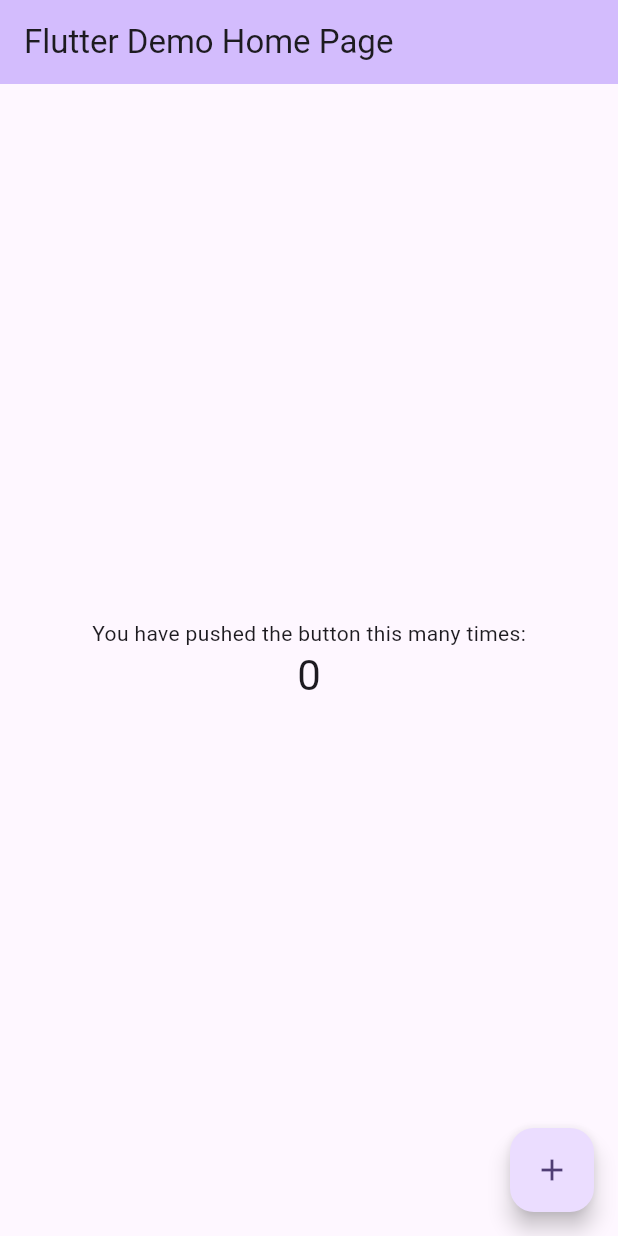
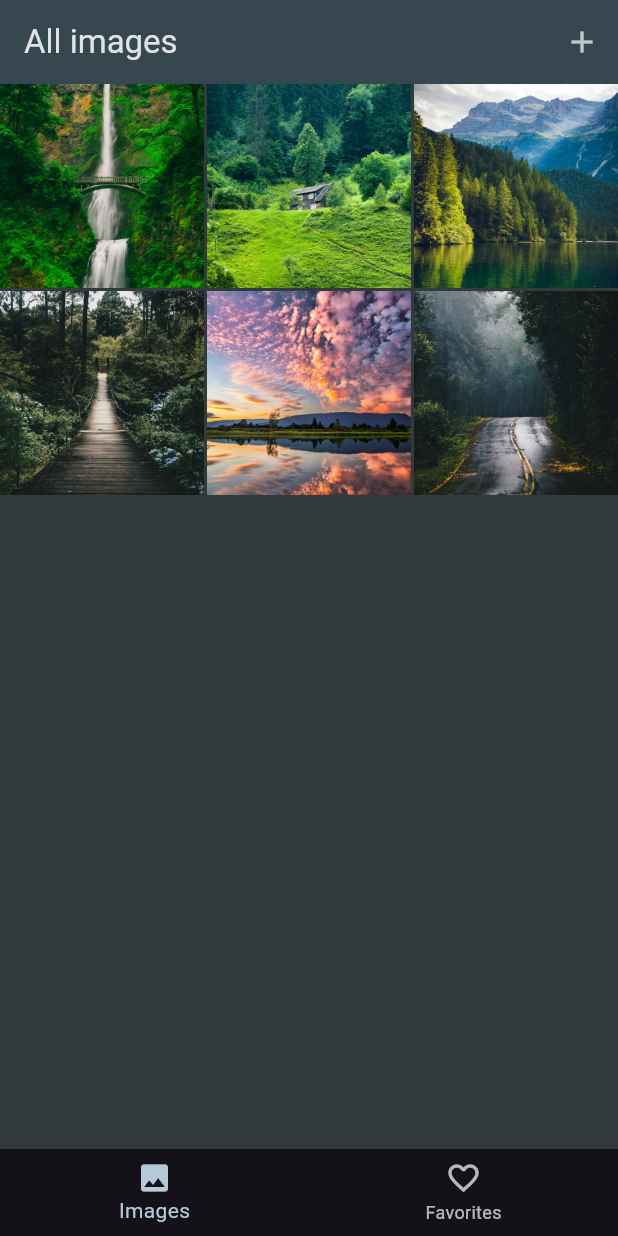
Before and after one commit to sylvix/gallery_flutter_1, a Flutter app: the screen it shows after launch, on a phone screen of 412 x 824 dp. Run offline on Flutter 3.47's test engine with Material 3 defaults, Android fonts, the phone set to English and light mode, and no system bars; our stand-ins replace flutter_riverpod.

Commit message:
Lesson-59

```diff
--- /dev/null
+++ b/lib/data/pictures_data.dart
@@ -0,0 +1,10 @@
+import 'package:gallery/models/picture.dart';
+
+const pictures = [
+  Picture(id: 'bridge', title: 'Bridge', url: 'bridge.jpeg'),
+  Picture(id: 'house', title: 'House', url: 'house.jpeg'),
+  Picture(id: 'lake', title: 'Beautiful Lake', url: 'lake.jpeg'),
+  Picture(id: 'bridge2', title: 'Forest Bridge', url: 'bridge2.jpeg'),
+  Picture(id: 'lake2', title: 'Lake at sunset', url: 'lake2.jpeg'),
+  Picture(id: 'road', title: 'This Road', url: 'road.jpeg'),
+];
--- a/lib/main.dart
+++ b/lib/main.dart
@@ -1,122 +1,25 @@
 import 'package:flutter/material.dart';
+import 'package:flutter_riverpod/flutter_riverpod.dart';
+import 'package:gallery/screens/home_screen.dart';
+
+final theme = ThemeData.dark().copyWith(
+  colorScheme: ColorScheme.fromSeed(
+    seedColor: Colors.lightBlueAccent,
+    brightness: Brightness.dark,
+    surface: Colors.blueGrey.shade800,
+  ),
+  scaffoldBackgroundColor: Color.fromARGB(255, 50, 58, 60),
+);
 
 void main() {
-  runApp(const MyApp());
+  runApp(ProviderScope(child: GalleryApp()));
 }
 
-class MyApp extends StatelessWidget {
-  const MyApp({super.key});
-
-  // This widget is the root of your application.
-  @override
-  Widget build(BuildContext context) {
-    return MaterialApp(
-      title: 'Flutter Demo',
-      theme: ThemeData(
-        // This is the theme of your application.
-        //
-        // TRY THIS: Try running your application with "flutter run". You'll see
-        // the application has a purple toolbar. Then, without quitting the app,
-        // try changing the seedColor in the colorScheme below to Colors.green
-        // and then invoke "hot reload" (save your changes or press the "hot
-        // reload" button in a Flutter-supported IDE, or press "r" if you used
-        // the command line to start the app).
-        //
-        // Notice that the counter didn't reset back to zero; the application
-        // state is not lost during the reload. To reset the state, use hot
-        // restart instead.
-        //
-        // This works for code too, not just values: Most code changes can be
-        // tested with just a hot reload.
-        colorScheme: ColorScheme.fromSeed(seedColor: Colors.deepPurple),
-      ),
-      home: const MyHomePage(title: 'Flutter Demo Home Page'),
-    );
-  }
-}
-
-class MyHomePage extends StatefulWidget {
-  const MyHomePage({super.key, required this.title});
-
-  // This widget is the home page of your application. It is stateful, meaning
-  // that it has a State object (defined below) that contains fields that affect
-  // how it looks.
-
-  // This class is the configuration for the state. It holds the values (in this
-  // case the title) provided by the parent (in this case the App widget) and
-  // used by the build method of the State. Fields in a Widget subclass are
-  // always marked "final".
-
-  final String title;
-
-  @override
-  State<MyHomePage> createState() => _MyHomePageState();
-}
-
-class _MyHomePageState extends State<MyHomePage> {
-  int _counter = 0;
-
-  void _incrementCounter() {
-    setState(() {
-      // This call to setState tells the Flutter framework that something has
-      // changed in this State, which causes it to rerun the build method below
-      // so that the display can reflect the updated values. If we changed
-      // _counter without calling setState(), then the build method would not be
-      // called again, and so nothing would appear to happen.
-      _counter++;
-    });
-  }
+class GalleryApp extends StatelessWidget {
+  const GalleryApp({super.key});
 
   @override
   Widget build(BuildContext context) {
-    // This method is rerun every time setState is called, for instance as done
-    // by the _incrementCounter method above.
-    //
-    // The Flutter framework has been optimized to make rerunning build methods
-    // fast, so that you can just rebuild anything that needs updating rather
-    // than having to individually change instances of widgets.
-    return Scaffold(
-      appBar: AppBar(
-        // TRY THIS: Try changing the color here to a specific color (to
-        // Colors.amber, perhaps?) and trigger a hot reload to see the AppBar
-        // change color while the other colors stay the same.
-        backgroundColor: Theme.of(context).colorScheme.inversePrimary,
-        // Here we take the value from the MyHomePage object that was created by
-        // the App.build method, and use it to set our appbar title.
-        title: Text(widget.title),
-      ),
-      body: Center(
-        // Center is a layout widget. It takes a single child and positions it
-        // in the middle of the parent.
-        child: Column(
-          // Column is also a layout widget. It takes a list of children and
-          // arranges them vertically. By default, it sizes itself to fit its
-          // children horizontally, and tries to be as tall as its parent.
-          //
-          // Column has various properties to control how it sizes itself and
-          // how it positions its children. Here we use mainAxisAlignment to
-          // center the children vertically; the main axis here is the vertical
-          // axis because Columns are vertical (the cross axis would be
-          // horizontal).
-          //
-          // TRY THIS: Invoke "debug painting" (choose the "Toggle Debug Paint"
-          // action in the IDE, or press "p" in the console), to see the
-          // wireframe for each widget.
-          mainAxisAlignment: MainAxisAlignment.center,
-          children: <Widget>[
-            const Text('You have pushed the button this many times:'),
-            Text(
-              '$_counter',
-              style: Theme.of(context).textTheme.headlineMedium,
-            ),
-          ],
-        ),
-      ),
-      floatingActionButton: FloatingActionButton(
-        onPressed: _incrementCounter,
-        tooltip: 'Increment',
-        child: const Icon(Icons.add),
-      ), // This trailing comma makes auto-formatting nicer for build methods.
-    );
+    return MaterialApp(theme: theme, home: HomeScreen());
   }
 }
--- /dev/null
+++ b/lib/models/picture.dart
@@ -0,0 +1,7 @@
+class Picture {
+  final String id;
+  final String title;
+  final String url;
+
+  const Picture({required this.id, required this.title, required this.url});
+}
--- /dev/null
+++ b/lib/providers/picture_provider.dart
@@ -0,0 +1,7 @@
+import 'package:flutter_riverpod/flutter_riverpod.dart';
+import 'package:gallery/data/pictures_data.dart';
+import 'package:gallery/models/picture.dart';
+
+final picturesProvider = Provider<List<Picture>>((ref) {
+  return pictures;
+});
--- /dev/null
+++ b/lib/screens/gallery_screen.dart
@@ -0,0 +1,31 @@
+import 'package:flutter/material.dart';
+import 'package:flutter_riverpod/flutter_riverpod.dart';
+import 'package:gallery/providers/picture_provider.dart';
+import 'package:gallery/screens/picture_screen.dart';
+import 'package:gallery/widgets/pictures_grid.dart';
+
+class GalleryScreen extends ConsumerWidget {
+  const GalleryScreen({super.key});
+
+  @override
+  Widget build(BuildContext context, WidgetRef ref) {
+    final pictures = ref.watch(picturesProvider);
+
+    return Scaffold(
+      appBar: AppBar(
+        title: Text('All images'),
+        actions: [IconButton(onPressed: () {}, icon: Icon(Icons.add))],
+      ),
+      body: PicturesGrid(
+        pictures: pictures,
+        onPictureSelected: (picture) {
+          Navigator.of(context).push(
+            MaterialPageRoute(
+              builder: (ctx) => PictureScreen(picture: picture),
+            ),
+          );
+        },
+      ),
+    );
+  }
+}
--- /dev/null
+++ b/lib/screens/home_screen.dart
@@ -0,0 +1,51 @@
+import 'package:flutter/material.dart';
+import 'package:gallery/screens/favorites_screen.dart';
+import 'package:gallery/screens/gallery_screen.dart';
+
+class HomeScreen extends StatefulWidget {
+  const HomeScreen({super.key});
+
+  @override
+  State<HomeScreen> createState() => _HomeScreenState();
+}
+
+class _HomeScreenState extends State<HomeScreen> {
+  int _selectedIndex = 0;
+
+  void _onItemTapped(int index) {
+    setState(() {
+      _selectedIndex = index;
+    });
+  }
+
+  @override
+  Widget build(BuildContext context) {
+    Widget page;
+
+    if (_selectedIndex == 0) {
+      page = GalleryScreen();
+    } else {
+      page = FavoritesScreen();
+    }
+
+    return Scaffold(
+      body: page,
+      bottomNavigationBar: BottomNavigationBar(
+        currentIndex: _selectedIndex,
+        onTap: _onItemTapped,
+        items: [
+          BottomNavigationBarItem(
+            label: 'Images',
+            icon: Icon(Icons.image_outlined),
+            activeIcon: Icon(Icons.image),
+          ),
+          BottomNavigationBarItem(
+            label: 'Favorites',
+            icon: Icon(Icons.favorite_outline),
+            activeIcon: Icon(Icons.favorite),
+          ),
+        ],
+      ),
+    );
+  }
+}
--- /dev/null
+++ b/lib/widgets/pictures_grid.dart
@@ -0,0 +1,36 @@
+import 'package:flutter/material.dart';
+import 'package:gallery/models/picture.dart';
+
+class PicturesGrid extends StatelessWidget {
+  final List<Picture> pictures;
+  final void Function(Picture picture) onPictureSelected;
+
+  const PicturesGrid({
+    super.key,
+    required this.pictures,
+    required this.onPictureSelected,
+  });
+
+  @override
+  Widget build(BuildContext context) {
+    return GridView.builder(
+      itemCount: pictures.length,
+      gridDelegate: SliverGridDelegateWithFixedCrossAxisCount(
+        crossAxisCount: 3,
+        childAspectRatio: 1,
+        crossAxisSpacing: 2,
+        mainAxisSpacing: 2,
+      ),
+      itemBuilder:
+          (ctx, index) => GridTile(
+            child: InkWell(
+              onTap: () => onPictureSelected(pictures[index]),
+              child: Ink.image(
+                image: AssetImage('assets/images/${pictures[index].url}'),
+                fit: BoxFit.cover,
+              ),
+            ),
+          ),
+    );
+  }
+}
--- a/pubspec.yaml
+++ b/pubspec.yaml
@@ -34,6 +34,7 @@ dependencies:
   # The following adds the Cupertino Icons font to your application.
   # Use with the CupertinoIcons class for iOS style icons.
   cupertino_icons: ^1.0.8
+  flutter_riverpod: ^2.6.1
 
 dev_dependencies:
   flutter_test:
@@ -58,9 +59,8 @@ flutter:
   uses-material-design: true
 
   # To add assets to your application, add an assets section, like this:
-  # assets:
-  #   - images/a_dot_burr.jpeg
-  #   - images/a_dot_ham.jpeg
+  assets:
+    - assets/images/
 
   # An image asset can refer to one or more resolution-specific "variants", see
   # https://flutter.dev/to/resolution-aware-images
```
Also changed, not shown: lib/providers/favorite_provider.dart (added, +32 -0 lines), lib/screens/favorites_screen.dart (added, +39 -0 lines), lib/screens/picture_screen.dart (added, +46 -0 lines), assets/images/bridge.jpeg (added), assets/images/bridge2.jpeg (added), assets/images/house.jpeg (added), assets/images/lake.jpeg (added), assets/images/lake2.jpeg (added), assets/images/road.jpeg (added), pubspec.lock.
